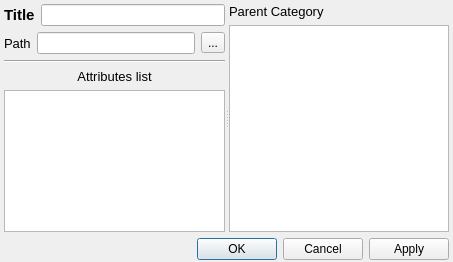
Old version of the form REXLoader/categorydialog.ui in the repository RA9OAJ/rexloader.
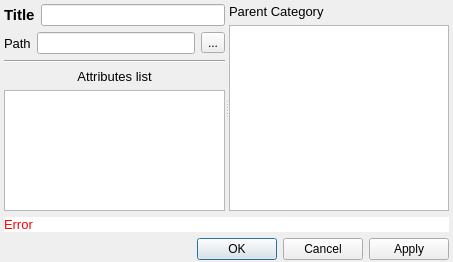
New version of the form.

```diff
--- a/REXLoader/categorydialog.ui
+++ b/REXLoader/categorydialog.ui
@@ -50,7 +50,11 @@
           </widget>
          </item>
          <item>
-          <widget class="QLineEdit" name="cattitle"/>
+          <widget class="QLineEdit" name="cattitle">
+           <property name="maxLength">
+            <number>256</number>
+           </property>
+          </widget>
          </item>
         </layout>
        </item>
@@ -136,7 +140,7 @@
      </widget>
     </widget>
    </item>
-   <item row="1" column="0">
+   <item row="2" column="0">
     <layout class="QHBoxLayout" name="horizontalLayout_3">
      <item>
       <spacer name="horizontalSpacer">
@@ -160,6 +164,24 @@
      </item>
     </layout>
    </item>
+   <item row="1" column="0">
+    <widget class="QLabel" name="error_label">
+     <property name="styleSheet">
+      <string notr="true">font: 13px;
+color: #ff0000;
+background: #ffffff;</string>
+     </property>
+     <property name="text">
+      <string>Error</string>
+     </property>
+     <property name="wordWrap">
+      <bool>true</bool>
+     </property>
+     <property name="textInteractionFlags">
+      <set>Qt::LinksAccessibleByKeyboard|Qt::LinksAccessibleByMouse|Qt::TextBrowserInteraction|Qt::TextSelectableByKeyboard|Qt::TextSelectableByMouse</set>
+     </property>
+    </widget>
+   </item>
   </layout>
  </widget>
  <resources/>
```
